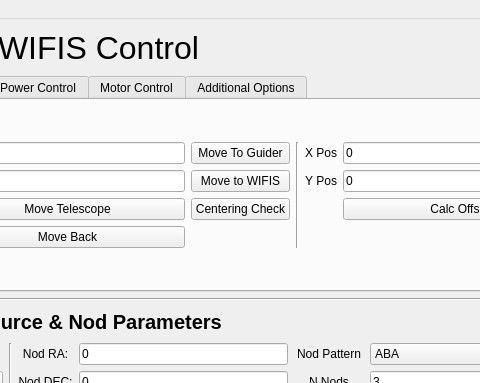
Old version of the form WIFIS.ui in the repository WIFIS-Team/controlcode-new; both pictures show x 391 to 871 and y 0 to 383 of the 979 by 911 pixel window.
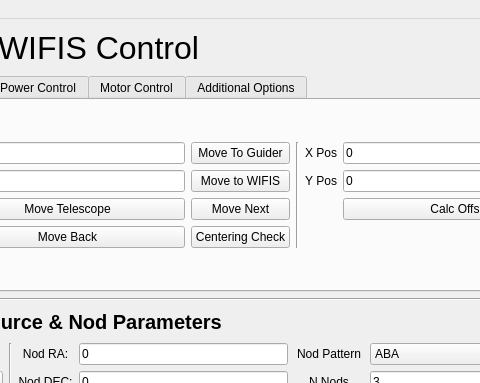
New version of the form.

Diff of the .ui file:
```diff
--- a/WIFIS.ui
+++ b/WIFIS.ui
@@ -476,6 +476,13 @@
                </widget>
               </item>
               <item row="2" column="2">
+               <widget class="QPushButton" name="pushButton">
+                <property name="text">
+                 <string>Move Next</string>
+                </property>
+               </widget>
+              </item>
+              <item row="3" column="2">
                <widget class="QPushButton" name="CenteringCheck">
                 <property name="text">
                  <string>Centering Check</string>
```
Left out of the diff: 132 changed lines with no effect on the pictures.
